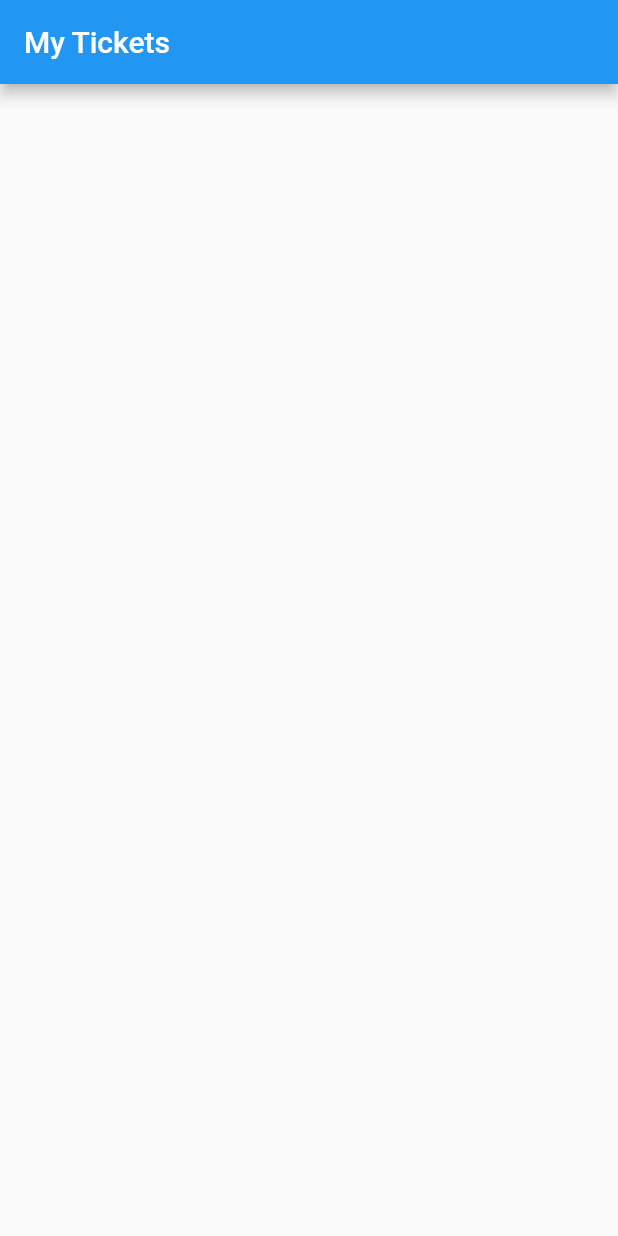
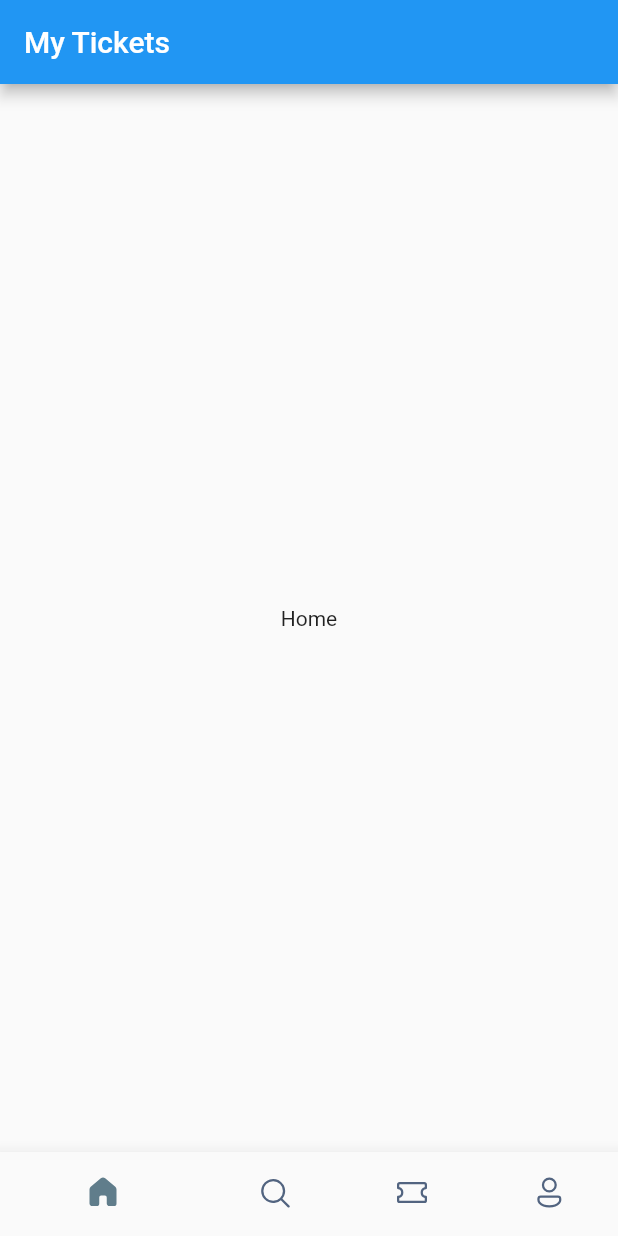
Before and after one commit to zammie01/Travel-Right, a Flutter app: the screen it shows after launch, on a phone screen of 412 x 824 dp. Run offline on Flutter 3.47's test engine with Material 2 defaults, Android fonts, the phone set to English and light mode, and no system bars; our stand-ins replace fluentui_icons.

Commit message:
Bottom bar

```diff
--- a/lib/screens/bottom_bar.dart
+++ b/lib/screens/bottom_bar.dart
@@ -1,3 +1,4 @@
+import 'package:fluentui_icons/fluentui_icons.dart';
 import 'package:flutter/material.dart';
 
 class BottomBar extends StatefulWidget {
@@ -8,12 +9,58 @@ class BottomBar extends StatefulWidget {
 }
 
 class _BottomBarState extends State<BottomBar> {
+  int _selectedIndex = 0;
+  static final List<Widget> _widgetOptions = <Widget>[
+    const Text('Home'),
+    const Text('Search'),
+    const Text('Ticket'),
+    const Text('Profile'),
+  ];
+
+  void _onItemTapped(int index) {
+    setState(() {
+      _selectedIndex = index;
+    });
+
+    print("${_selectedIndex}");
+  }
+
   @override
   Widget build(BuildContext context) {
     return Scaffold(
       appBar: AppBar(
         title: Text("My Tickets"),
       ),
+      body: Center(
+        child: _widgetOptions[_selectedIndex],
+      ),
+      bottomNavigationBar: BottomNavigationBar(
+        currentIndex: _selectedIndex,
+        onTap: _onItemTapped,
+        elevation: 10,
+        showSelectedLabels: false,
+        showUnselectedLabels: false,
+        selectedItemColor: Colors.blueGrey,
+        unselectedItemColor: Color(0xFF526480),
+        items: const [
+          BottomNavigationBarItem(
+              icon: Icon(FluentSystemIcons.ic_fluent_home_regular),
+              activeIcon: Icon(FluentSystemIcons.ic_fluent_home_filled),
+              label: "home"),
+          BottomNavigationBarItem(
+              icon: Icon(FluentSystemIcons.ic_fluent_search_regular),
+              activeIcon: Icon(FluentSystemIcons.ic_fluent_search_filled),
+              label: "search"),
+          BottomNavigationBarItem(
+              icon: Icon(FluentSystemIcons.ic_fluent_ticket_regular),
+              activeIcon: Icon(FluentSystemIcons.ic_fluent_ticket_filled),
+              label: "ticket"),
+          BottomNavigationBarItem(
+              icon: Icon(FluentSystemIcons.ic_fluent_person_regular),
+              activeIcon: Icon(FluentSystemIcons.ic_fluent_person_filled),
+              label: "profile"),
+        ],
+      ),
     );
   }
 }
```
Also changed, not shown: pubspec.yaml (+2 -5 lines), pubspec.lock.
